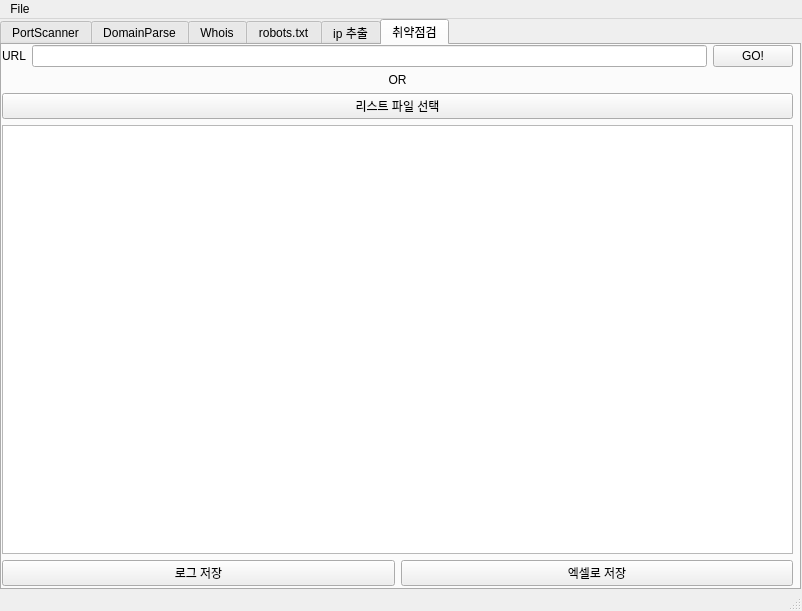
Old version of the form PortScanner.ui in the repository EzHong1216/ProjectOAOA.
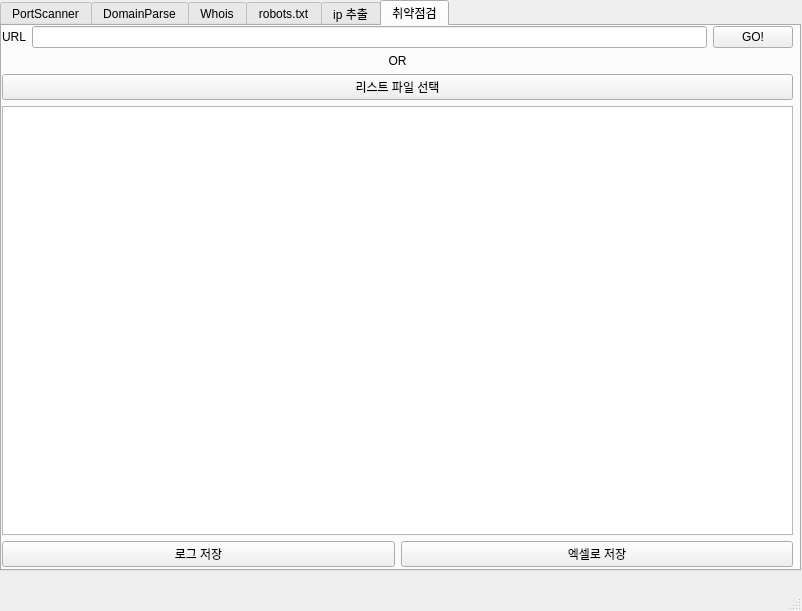
New version of the form. The open tabs and pages were chosen to show the change.

Commit message: ADD: 웹 페이지 취약점건 기능 연결

```diff
--- a/PortScanner.ui
+++ b/PortScanner.ui
@@ -529,12 +529,6 @@
      <height>21</height>
     </rect>
    </property>
-   <widget class="QMenu" name="menuHello">
-    <property name="title">
-     <string>File</string>
-    </property>
-   </widget>
-   <addaction name="menuHello"/>
   </widget>
   <widget class="QStatusBar" name="statusbar"/>
  </widget>
```
Left out of the diff: 14 changed lines with no effect on the pictures. The commit also changes 2 other files.
